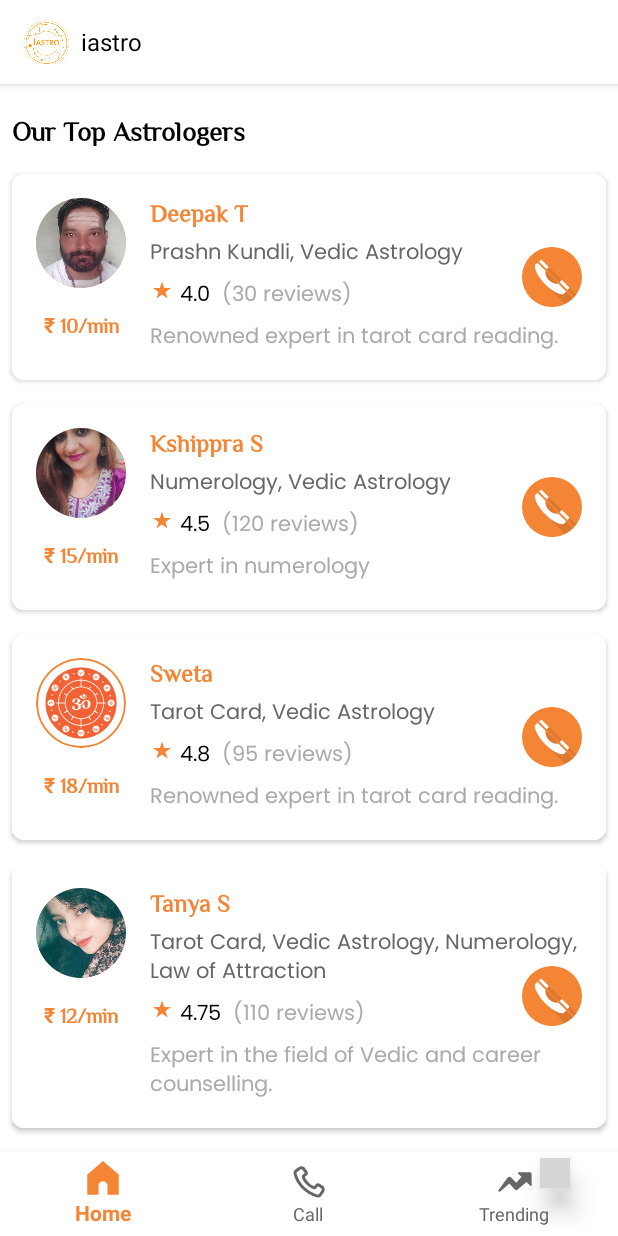
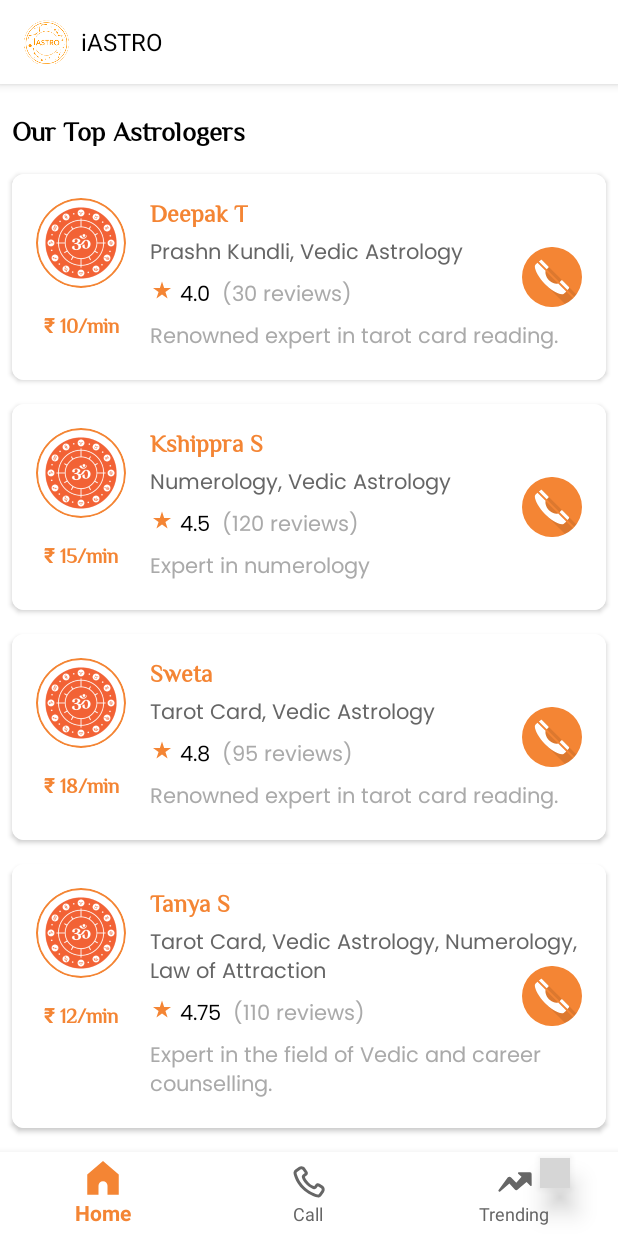
Before and after one commit to shubh261096/iastro-android, an Android app built with Jetpack Compose: the HomeActivity screen opened directly, with no data from a screen before it, on a phone screen of 412 x 824 dp. Run offline under Robolectric (Android 15) with nearby library versions, the phone set to English and light mode, and no system bars; our stand-ins replace Firebase (no records; nobody signed in at launch, a user with empty details on screens opened directly), data binding; pictures from the network do not load; 1 statement that could not run was skipped; grey boxes are pictures that could not be loaded.

Commit message:
Changes for production release

```diff
--- a/app/src/main/java/com/iffelse/iastro/AstrologerAdapter.kt
+++ b/app/src/main/java/com/iffelse/iastro/AstrologerAdapter.kt
@@ -1,15 +1,22 @@
 package com.iffelse.iastro
 
 import android.content.Context
+import android.util.Log
 import android.view.LayoutInflater
 import android.view.View
 import android.view.ViewGroup
 import androidx.databinding.DataBindingUtil
 import androidx.recyclerview.widget.RecyclerView
+import com.bumptech.glide.Glide
+import com.google.firebase.storage.FirebaseStorage
 import com.iffelse.iastro.databinding.ItemAstrologerBinding
 import com.iffelse.iastro.model.Astrologer
 
-class AstrologerAdapter(private val astrologers: List<Astrologer>, private val context: Context, val cLickListener: CLickListener) :
+class AstrologerAdapter(
+    private val astrologers: List<Astrologer>,
+    private val context: Context,
+    val cLickListener: CLickListener
+) :
     RecyclerView.Adapter<AstrologerAdapter.AstrologerViewHolder>() {
 
     private lateinit var binding: ItemAstrologerBinding
@@ -37,15 +44,18 @@ class AstrologerAdapter(private val astrologers: List<Astrologer>, private val c
 
     inner class AstrologerViewHolder(itemView: View) : RecyclerView.ViewHolder(itemView) {
         fun bind(astrologer: Astrologer) {
-            binding.astrologerName.text =  astrologer.name
+            binding.astrologerName.text = astrologer.name
             binding.astrologerSpeciality.text = astrologer.specialty
             binding.astrologerRating.text = astrologer.rating.toString()
             binding.astrologerReviews.text = "(${astrologer.reviews} reviews)"
             binding.astrologerDescription.text = astrologer.description
             binding.astrologerRate.text = astrologer.rate
-            // Convert image resource name to drawable resource ID and set it
-            val imageResId = context.resources.getIdentifier(astrologer.photo, "drawable", context.packageName)
-            binding.astrologerPhoto.setImageResource(imageResId)
+
+            // Use Glide to load the actual image into the ImageView
+            Glide.with(itemView.context)
+                .load(astrologer.photo)
+                .error(R.drawable.touch) // Set an error image if loading fails
+                .into(binding.astrologerPhoto)
 
             binding.executePendingBindings()
 
@@ -55,6 +65,7 @@ class AstrologerAdapter(private val astrologers: List<Astrologer>, private val c
                 cLickListener.onClick(adapterPosition)
             }
         }
+
     }
 
     interface CLickListener {
--- a/app/src/main/java/com/iffelse/iastro/HomeActivity.kt
+++ b/app/src/main/java/com/iffelse/iastro/HomeActivity.kt
@@ -52,7 +52,7 @@ class HomeActivity : AppCompatActivity(), HomeFragment.OnCardClickListener {
         binding.bottomNavigation.setOnItemSelectedListener { item ->
             when (item.itemId) {
                 R.id.nav_home -> {
-                    binding.toolbarTitle.text = "iastro"
+                    binding.toolbarTitle.text = resources.getText(R.string.app_name)
                     binding.toolbarImage.visibility = View.VISIBLE
                     // Load rotate animation from XML and apply to the rotating image
                     val rotateAnimation = AnimationUtils.loadAnimation(this, R.anim.rotate_logo)
--- a/app/src/main/res/layout/activity_splash.xml
+++ b/app/src/main/res/layout/activity_splash.xml
@@ -4,7 +4,7 @@
     android:layout_width="match_parent"
     android:layout_height="match_parent"
     android:layout_centerInParent="true"
-    android:background="@drawable/splash_background">
+    android:background="@drawable/splash">
 
     <!-- Rotating Astrology-themed Image -->
     <ImageView
--- a/app/src/main/res/layout/fragment_trending.xml
+++ b/app/src/main/res/layout/fragment_trending.xml
@@ -5,7 +5,7 @@
     <androidx.constraintlayout.widget.ConstraintLayout
         android:layout_width="match_parent"
         android:layout_height="match_parent"
-        android:background="@drawable/splash_background"
+        android:background="@drawable/splash"
         android:padding="16dp"
         tools:context=".HoroscopeFragment">
 
--- a/app/src/main/res/values/strings.xml
+++ b/app/src/main/res/values/strings.xml
@@ -1,5 +1,5 @@
 <resources>
-    <string name="app_name">iastro</string>
+    <string name="app_name">iASTRO</string>
 
     <string-array name="gender_array">
         <item>Male</item>
```
Also changed, not shown: app/build.gradle (+16 -1 lines), app/src/main/assets/loading.json (+4 -4 lines), app/src/main/res/drawable/deepak.jpg (deleted), app/src/main/res/drawable/splash.png (added), app/src/main/res/drawable/splash_background.png (deleted), app/src/main/res/drawable/tanya.jpg (deleted), 5 other files.
